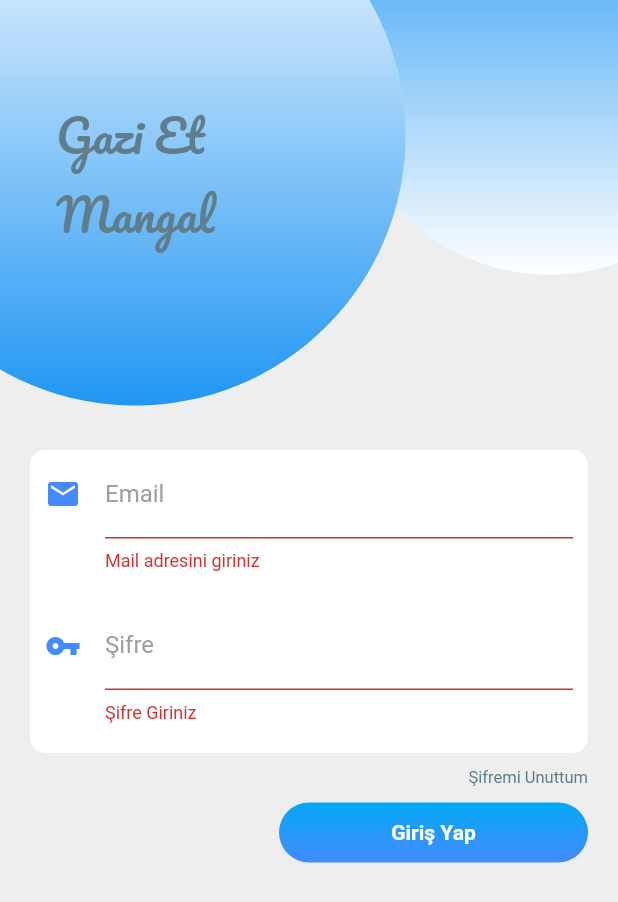
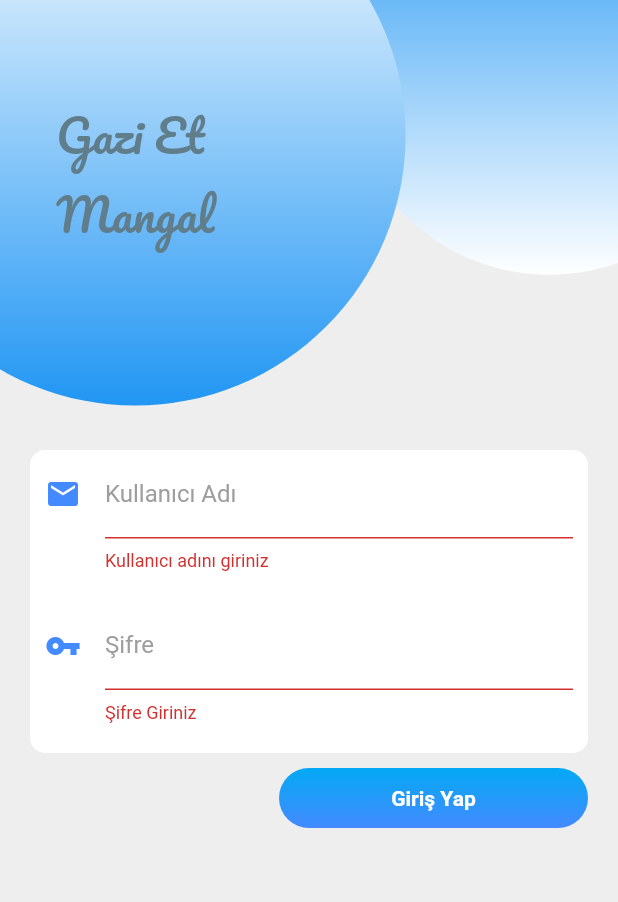
Before and after one commit to ahmettyildirim/gazi, a Flutter app: the screen it shows after launch, after a tap on "Giriş Yap", on a phone screen of 412 x 824 dp. Shown: the top 902 px of the screen. Run offline on Flutter 3.47's test engine with Material 2 defaults, Android fonts, the phone set to English and light mode, and no system bars; our stand-ins replace cloud_firestore, custom_radio_grouped_button, firebase_auth, firebase_core, firebase_database, flutter_easyloading and 2 more; missing offline and left inert: syncfusion_flutter_xlsio; accounts and stored records are empty.

Commit message:
mail yerine kullanıcı adı eklendi, whatsapp açıklamaları düzenlendi, hisse sayfasına req validatorler konuldu

```diff
--- a/lib/common/data_repository.dart
+++ b/lib/common/data_repository.dart
@@ -2,9 +2,9 @@ import 'dart:collection';
 
 import 'package:firebase_database/firebase_database.dart';
 import 'package:cloud_firestore/cloud_firestore.dart';
+import 'package:gazi_app/common/helper.dart';
 import 'package:gazi_app/model/customer.dart';
 import 'package:gazi_app/model/general_model.dart';
-import 'package:firebase_auth/firebase_auth.dart';
 import 'package:gazi_app/model/payment.dart';
 
 class CollectionKeys {
@@ -108,14 +108,14 @@ class DataRepository {
 //generic functions
   Future<void> addItem(GenericModel genericModel) async {
     var map = genericModel.toMap();
-    map[FieldKeys.createUser] = FirebaseAuth.instance.currentUser!.email!;
+    map[FieldKeys.createUser] = getUsername();
     map[FieldKeys.createTime] = DateTime.now();
     return await _addNewDocument(genericModel.colRef.doc(), map);
   }
 
   Future<DocumentReference> addNewItem(GenericModel genericModel) async {
     var map = genericModel.toMap();
-    map[FieldKeys.createUser] = FirebaseAuth.instance.currentUser!.email!;
+    map[FieldKeys.createUser] = getUsername();
     map[FieldKeys.createTime] = DateTime.now();
     // _firestore.collection(genericModel.colRef.doc().set(genericModel.toMap());
     return _firestore.collection(genericModel.collectionReferenceName).add(map);
@@ -127,14 +127,14 @@ class DataRepository {
       CollectionReference<Map<String, dynamic>> collection,
       GenericModel genericModel) async {
     var map = genericModel.toMap();
-    map[FieldKeys.createUser] = FirebaseAuth.instance.currentUser!.email!;
+    map[FieldKeys.createUser] = getUsername();
     map[FieldKeys.createTime] = DateTime.now();
     return collection.add(map);
   }
 
   Future<void> updateItem(GenericModel genericModel) async {
     var map = genericModel.toMap();
-    map[FieldKeys.updateUser] = FirebaseAuth.instance.currentUser!.email!;
+    map[FieldKeys.updateUser] = getUsername();
     map[FieldKeys.updateTime] = DateTime.now();
     // _firestore.collection(genericModel.colRef.doc().set(genericModel.toMap());
     return _firestore
--- a/lib/pages/add_kurban.dart
+++ b/lib/pages/add_kurban.dart
@@ -1,6 +1,7 @@
 import 'package:flutter/material.dart';
 import 'package:gazi_app/common/custom_animation.dart';
 import 'package:gazi_app/common/data_repository.dart';
+import 'package:gazi_app/common/helper.dart';
 import 'package:gazi_app/model/hisse_kurban.dart';
 
 class AddKurban extends StatefulWidget {
@@ -39,6 +40,7 @@ class _AddKurbanState extends State<AddKurban> {
                     Padding(
                       padding: EdgeInsets.only(top: 5, left: 10, right: 10),
                       child: TextFormField(
+                          validator: requiredValidator,
                           keyboardType: TextInputType.number,
                           controller: _saleNoController,
                           decoration: InputDecoration(labelText: 'Kurban No')),
@@ -53,6 +55,7 @@ class _AddKurbanState extends State<AddKurban> {
                     Padding(
                       padding: EdgeInsets.only(top: 5, left: 10, right: 10),
                       child: TextFormField(
+                          validator: requiredValidator,
                           keyboardType: TextInputType.number,
                           controller: _hisseNumController,
                           onChanged: calculateTotal,
@@ -62,6 +65,7 @@ class _AddKurbanState extends State<AddKurban> {
                     Padding(
                       padding: EdgeInsets.only(top: 5, left: 10, right: 10),
                       child: TextFormField(
+                          validator: requiredValidator,
                           keyboardType: TextInputType.number,
                           controller: _hisseAmountController,
                           onChanged: calculateTotal,
@@ -121,6 +125,7 @@ class _AddKurbanState extends State<AddKurban> {
   }
 
   Future<void> addKurban() async {
+    if (_formKey.currentState!.validate()) {
       CustomLoader.show();
       HisseKurbanModel hisseKurban = new HisseKurbanModel(
           int.parse(_saleNoController.text),
@@ -134,6 +139,7 @@ class _AddKurbanState extends State<AddKurban> {
       await DataRepository.instance.addItem(hisseKurban);
       CustomLoader.close();
       Navigator.pop(context);
+    }
   }
 
   void calculateTotal(val) {
--- a/lib/pages/home.dart
+++ b/lib/pages/home.dart
@@ -1,6 +1,7 @@
 import 'package:firebase_auth/firebase_auth.dart';
 import 'package:flutter/material.dart';
 import 'package:gazi_app/common/custom_animation.dart';
+import 'package:gazi_app/common/helper.dart';
 import 'package:gazi_app/pages/add_sale.dart';
 import 'package:gazi_app/pages/customers.dart';
 import 'package:gazi_app/pages/kurbanlar.dart';
@@ -179,7 +180,7 @@ class _HomePageState extends State<HomePage> {
           children: <Widget>[
             UserAccountsDrawerHeader(
               accountName: Text(""),
-              accountEmail: Text(FirebaseAuth.instance.currentUser!.email!),
+              accountEmail: Text(getUsername()),
             ),
             // ListTile(
             //     title: Text("Kullanıcı İşlemleri"),
--- a/lib/pages/login.dart
+++ b/lib/pages/login.dart
@@ -98,7 +98,7 @@ class _LoginPageState extends State<LoginPage> {
                           keyboardType: TextInputType.emailAddress,
                           validator: (value) {
                             if (value!.isEmpty) {
-                              return 'Mail adresini giriniz';
+                              return 'Kullanıcı adını giriniz';
                             }
                             return null;
                           },
@@ -111,7 +111,7 @@ class _LoginPageState extends State<LoginPage> {
                               focusedBorder: UnderlineInputBorder(
                                   borderSide:
                                       BorderSide(color: Colors.grey.shade100)),
-                              labelText: "Email",
+                              labelText: "Kullanıcı Adı",
                               enabledBorder: InputBorder.none,
                               labelStyle: const TextStyle(color: Colors.grey)),
                         ),
@@ -139,15 +139,6 @@ class _LoginPageState extends State<LoginPage> {
                       ],
                     ),
                   ),
-                  Align(
-                      alignment: Alignment.centerRight,
-                      child: Container(
-                          margin: const EdgeInsets.fromLTRB(0, 0, 20, 10),
-                          child: const Text(
-                            "Şifremi Unuttum",
-                            style:
-                                TextStyle(color: Colors.blueGrey, fontSize: 11),
-                          ))),
                   Container(
                     margin: const EdgeInsets.fromLTRB(20, 0, 20, 30),
                     child: Row(
@@ -170,7 +161,7 @@ class _LoginPageState extends State<LoginPage> {
                                         maskType: EasyLoadingMaskType.black,
                                         dismissOnTap: false);
                                     widget.login(
-                                      _emailController.text,
+                                      _emailController.text + "@kurban.com",
                                       _passwordController.text,
                                     );
                                     // EasyLoading.dismiss();
--- a/lib/pages/user_create.dart
+++ b/lib/pages/user_create.dart
@@ -35,10 +35,10 @@ class _UserCreatePageState extends State<UserCreatePage> {
                 child: TextFormField(
                   keyboardType: TextInputType.emailAddress,
                   controller: _mailController,
-                  decoration: InputDecoration(labelText: "Email Adresi"),
+                  decoration: InputDecoration(labelText: "Kullanıcı Adı"),
                   validator: (value) {
                     if (value!.isEmpty) {
-                      return 'Mail Adresini Giriniz';
+                      return 'Kullanıcı Adını Giriniz';
                     }
                     return null;
                   },
@@ -80,14 +80,13 @@ class _UserCreatePageState extends State<UserCreatePage> {
   Future<void> _addUser() async {
     late FirebaseApp app;
     try {
-      var currentUser = FirebaseAuth.instance.currentUser;
       if (_formKey.currentState!.validate()) {
         CustomLoader.show();
         app = await Firebase.initializeApp(
             name: 'temp', options: Firebase.app().options);
         var credentials = await FirebaseAuth.instanceFor(app: app)
             .createUserWithEmailAndPassword(
-                email: _mailController.text,
+                email: _mailController.text + "@kurban.com",
                 password: _passwordController.text);
 
         app.delete();
```
Also changed, not shown: lib/common/helper.dart (+21 -0 lines), lib/pages/add_sale.dart (+22 -2 lines), lib/pages/kurbanlar.dart (+6 -13 lines), lib/pages/maliyet.dart (+3 -4 lines). Lines whose indentation alone changed are shown as unchanged.
